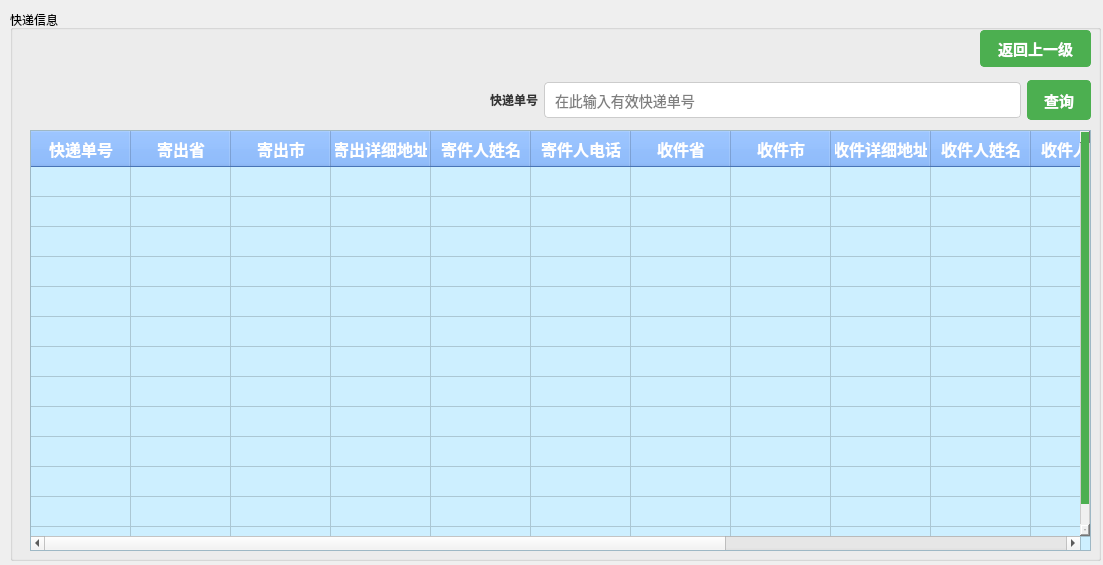
This is modules/user/user_search_delivery.ui in gfzyl/Parcel-System as Qt 5 draws it before an edit. The edited form follows.
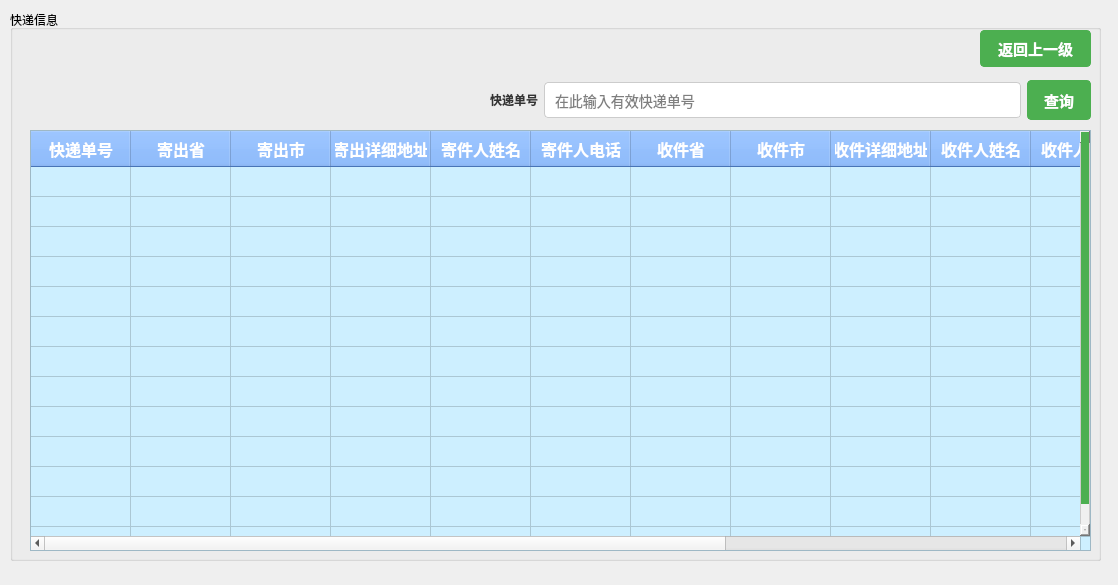
This is the edited form.

```diff
--- a/modules/user/user_search_delivery.ui
+++ b/modules/user/user_search_delivery.ui
@@ -6,8 +6,8 @@
    <rect>
     <x>0</x>
     <y>0</y>
-    <width>1103</width>
-    <height>565</height>
+    <width>1118</width>
+    <height>585</height>
    </rect>
   </property>
   <property name="windowTitle">
```
